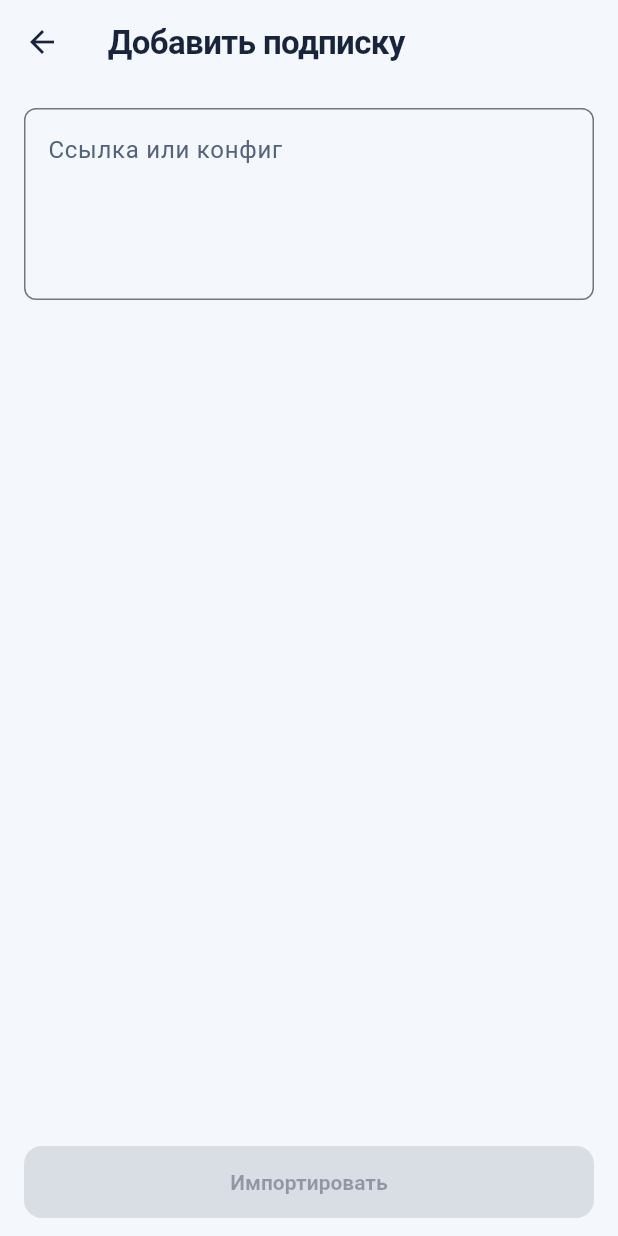
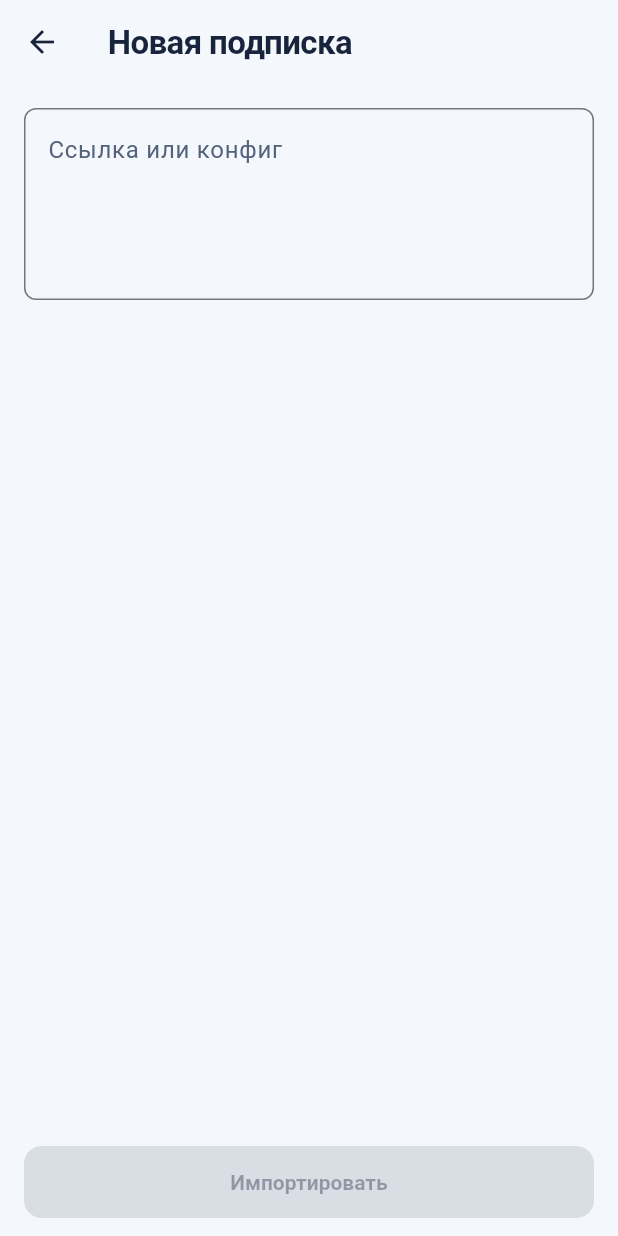
Before and after one commit to lardan099/HyRoute-Mobile, a Flutter app: the SubscriptionEditor screen opened directly with empty values, on a phone screen of 412 x 824 dp. Run offline on Flutter 3.47's test engine with Material 3 defaults, Android fonts, the phone set to English and light mode, and no system bars.

Commit message:
Fit Android import and apply labels on compact displays

```diff
--- a/app/lib/editors.dart
+++ b/app/lib/editors.dart
@@ -100,7 +100,7 @@ class _SubscriptionEditorState extends State<SubscriptionEditor> {
       canPop: !_busy,
       child: Scaffold(
         appBar: AppBar(
-          title: const Text('Добавить подписку'),
+          title: const Text('Новая подписка'),
           automaticallyImplyLeading: !_busy,
         ),
         body: SafeArea(
--- a/app/lib/home.dart
+++ b/app/lib/home.dart
@@ -1128,7 +1128,7 @@ class _HomeState extends State<Home> with WidgetsBindingObserver {
               TextButton.icon(
                 onPressed: _changingVpn ? null : _reconnect,
                 icon: const Icon(Icons.sync_rounded),
-                label: const Text('Переподключить и применить настройки'),
+                label: const Text('Применить настройки'),
               ),
             if (_reconnectError case final String message)
               _inlineError(message),
```
Also changed, not shown: 1 other file.
